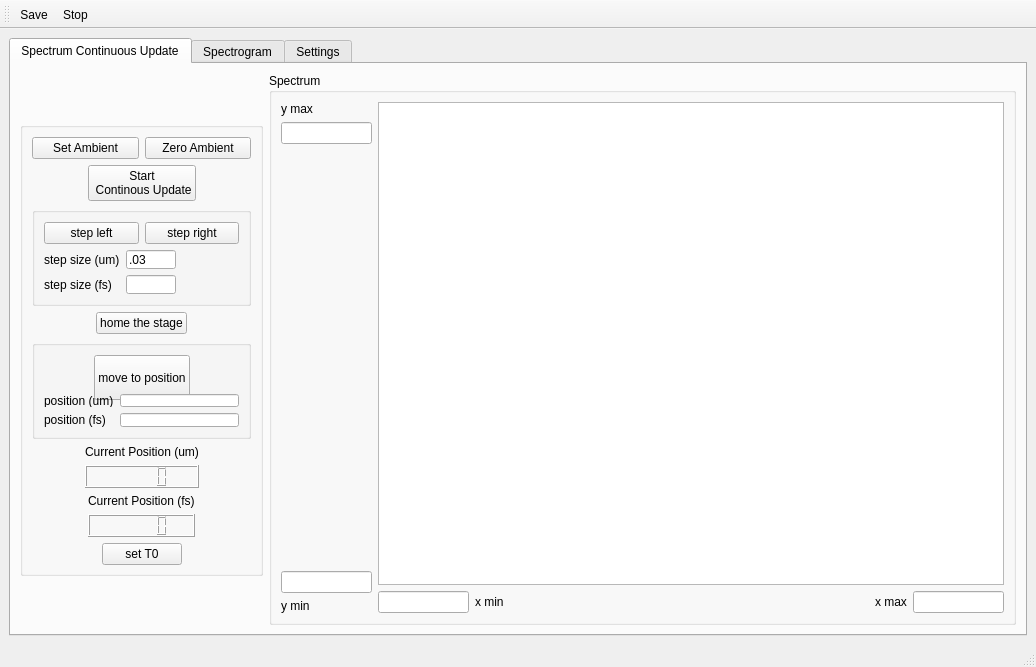
Qt form Gui_Window.ui (UCBoulder/frogware) before a commit.
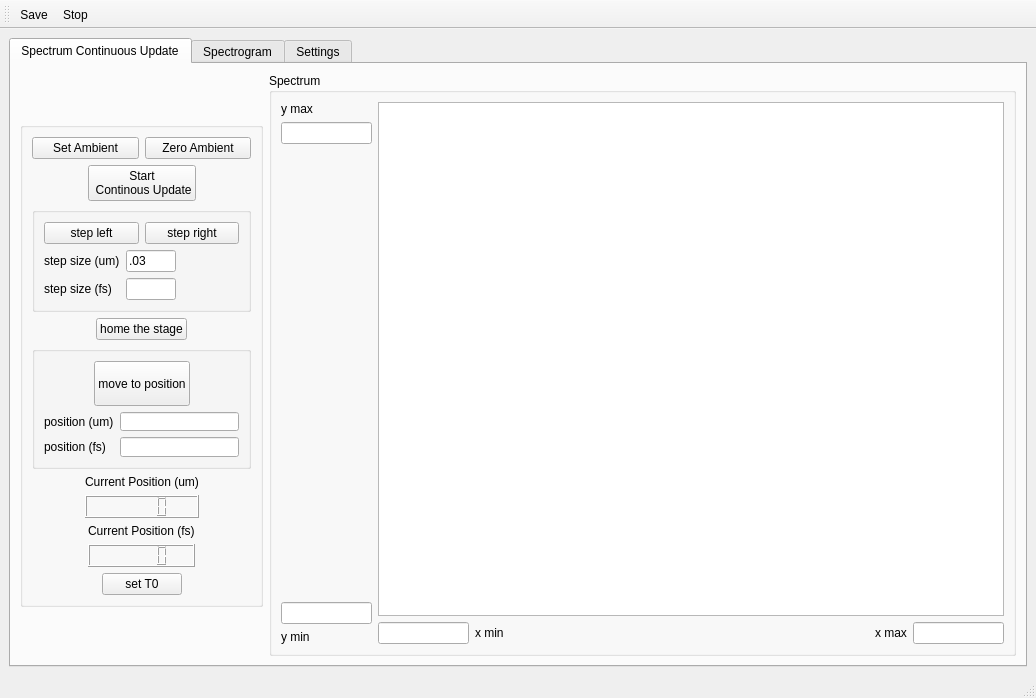
The same form after that commit. Icons and pictures are not drawn. Custom widgets are drawn as their Qt base class.

Commit message: before trying del

What changed in the file:
```diff
--- a/Gui_Window.ui
+++ b/Gui_Window.ui
@@ -7,7 +7,7 @@
     <x>0</x>
     <y>0</y>
     <width>1036</width>
-    <height>667</height>
+    <height>698</height>
    </rect>
   </property>
   <property name="minimumSize">
@@ -53,7 +53,7 @@
               <property name="maximumSize">
                <size>
                 <width>243</width>
-                <height>454</height>
+                <height>485</height>
                </size>
               </property>
               <layout class="QVBoxLayout" name="verticalLayout_25">
```
Left out of the diff: 6 changed lines with no effect on the pictures. The commit also changes 2 other files.
